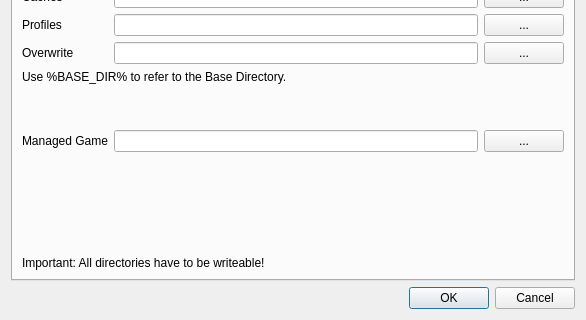
The window that modorganizer/src/settingsdialog.ui (Holt59/mo2-merge) describes before a commit, drawn with Qt 5; both pictures show x 0 to 586 and y 184 to 504 of the 586 by 504 pixel window.
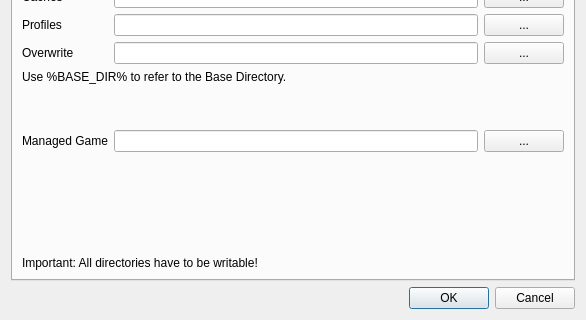
The same window after the commit. The open tabs and pages were chosen to show the change. Icons and pictures are not drawn.

```diff
--- a/modorganizer/src/settingsdialog.ui
+++ b/modorganizer/src/settingsdialog.ui
@@ -441,7 +441,7 @@
        <item>
         <widget class="QLabel" name="label_23">
          <property name="text">
-          <string>Important: All directories have to be writeable!</string>
+          <string>Important: All directories have to be writable!</string>
          </property>
         </widget>
        </item>
```
Left out of the diff: 2 changed lines with no effect on the pictures.
